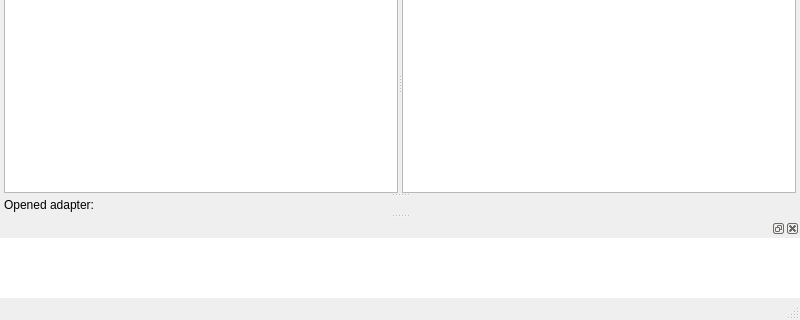
The window that Sniffer/Forms/MainWindow.ui (asmei1/Sniffer) describes before a commit, drawn with Qt 5; both pictures show x 0 to 800 and y 280 to 600 of the 800 by 600 pixel window.
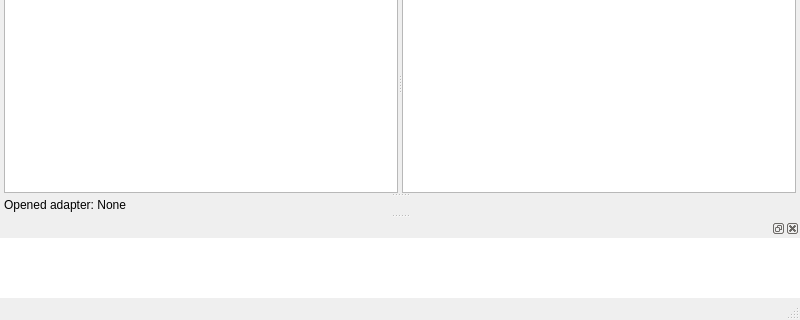
The same window after the commit. Custom widgets are drawn as their Qt base class.

Patch:
```diff
--- a/Sniffer/Forms/MainWindow.ui
+++ b/Sniffer/Forms/MainWindow.ui
@@ -58,7 +58,7 @@
       </widget>
       <widget class="QLabel" name="label_openedAdapter">
        <property name="text">
-        <string>Opened adapter: </string>
+        <string>Opened adapter: None</string>
        </property>
       </widget>
      </widget>
```
Left out of the diff: 11 changed lines with no effect on the pictures.
